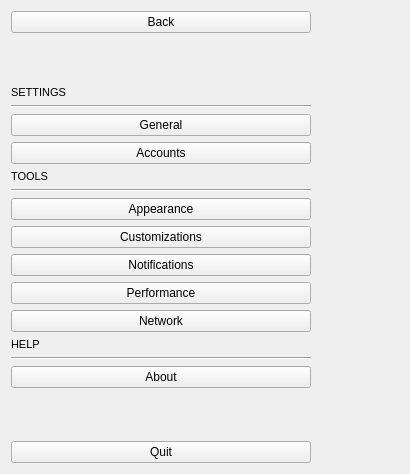
rafatosta/zapzap, file zapzap/ui/ui_settings.ui: the form before one commit.
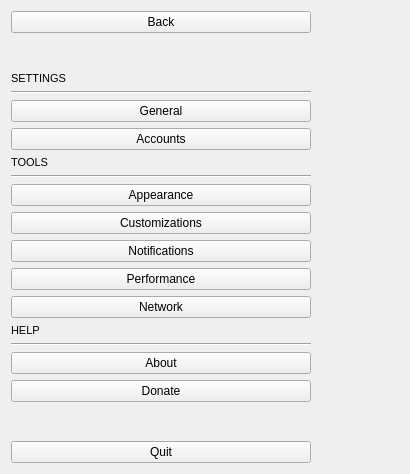
The form after the commit.

Commit message:
Add Donate button to settings menu sidebar
Agent-Logs-Url: https://github.com/rafatosta/zapzap/sessions/a6e6475f-df54-477e-85f1-6ddc1da1884d

The edit to the form file:
```diff
--- a/zapzap/ui/ui_settings.ui
+++ b/zapzap/ui/ui_settings.ui
@@ -264,6 +264,13 @@
                </property>
               </widget>
              </item>
+             <item>
+              <widget class="QPushButton" name="btn_donate">
+               <property name="text">
+                <string>Donate</string>
+               </property>
+              </widget>
+             </item>
              <item>
               <spacer name="verticalSpacer_2">
                <property name="orientation">
```
The commit also changes 2 other files.
